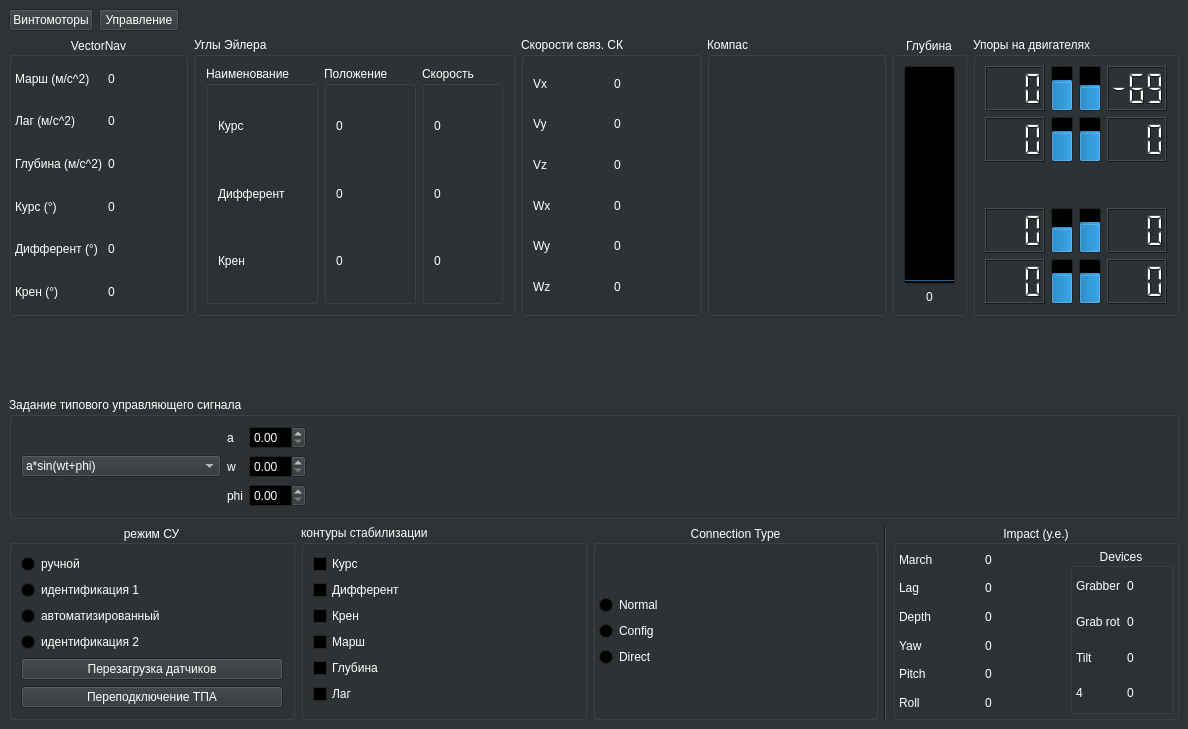
Above: mainwindow.ui from hidronautics/UV_control_box before the change. Below: the same form after it.
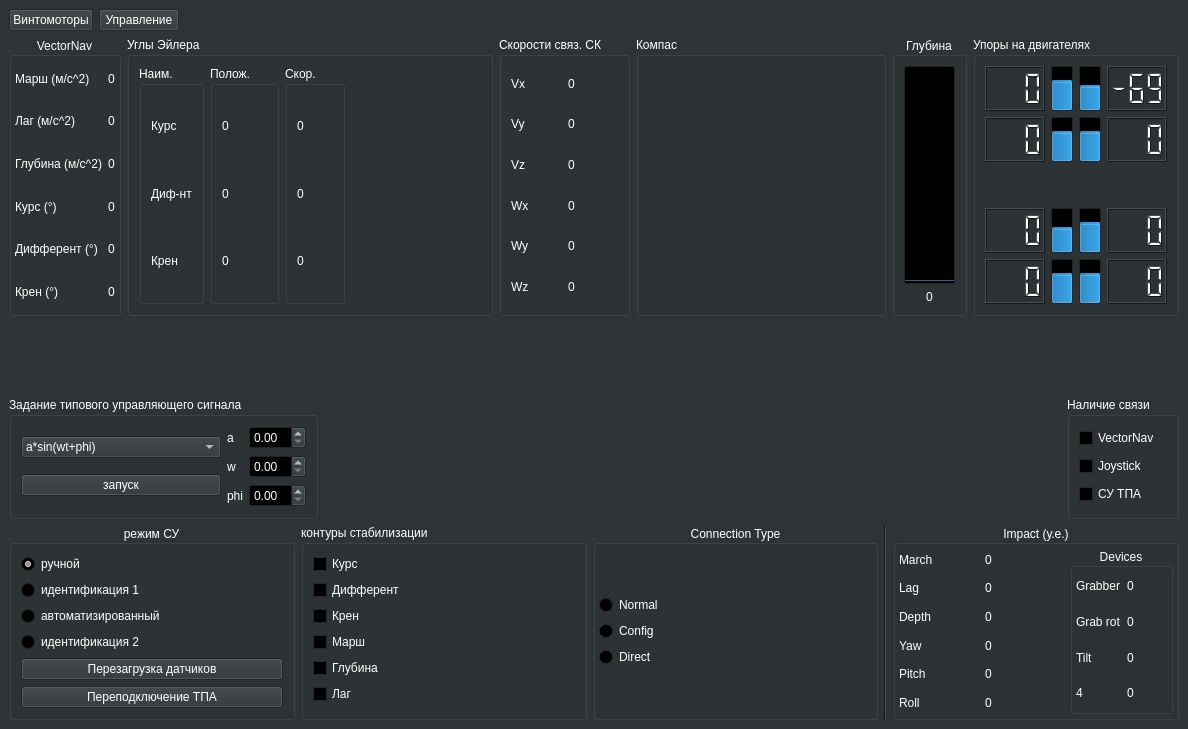
That is the form after the change. Custom widgets are drawn as their Qt base class.

```diff
--- a/mainwindow.ui
+++ b/mainwindow.ui
@@ -615,7 +615,7 @@
          <item row="0" column="2">
           <widget class="QGroupBox" name="groupBox_8">
            <property name="title">
-            <string>Скорость</string>
+            <string>Скор.</string>
            </property>
            <layout class="QVBoxLayout" name="verticalLayout_15">
             <item>
@@ -645,7 +645,7 @@
          <item row="0" column="0">
           <widget class="QGroupBox" name="groupBox_2">
            <property name="title">
-            <string>Наименование</string>
+            <string>Наим.</string>
            </property>
            <layout class="QVBoxLayout" name="verticalLayout_13">
             <item>
@@ -658,7 +658,7 @@
             <item>
              <widget class="QLabel" name="label_17">
               <property name="text">
-               <string>Дифферент</string>
+               <string>Диф-нт</string>
               </property>
              </widget>
             </item>
@@ -675,7 +675,7 @@
          <item row="0" column="1">
           <widget class="QGroupBox" name="groupBox_5">
            <property name="title">
-            <string>Положение</string>
+            <string>Полож.</string>
            </property>
            <layout class="QVBoxLayout" name="verticalLayout_14">
             <item>
@@ -702,6 +702,19 @@
            </layout>
           </widget>
          </item>
+         <item row="0" column="3">
+          <spacer name="horizontalSpacer_2">
+           <property name="orientation">
+            <enum>Qt::Horizontal</enum>
+           </property>
+           <property name="sizeHint" stdset="0">
+            <size>
+             <width>40</width>
+             <height>20</height>
+            </size>
+           </property>
+          </spacer>
+         </item>
         </layout>
        </widget>
       </item>
@@ -808,6 +821,12 @@
       </item>
       <item>
        <widget class="QGroupBox" name="groupBox_11">
+        <property name="minimumSize">
+         <size>
+          <width>250</width>
+          <height>0</height>
+         </size>
+        </property>
         <property name="title">
          <string>Компас</string>
         </property>
@@ -1349,6 +1368,8 @@
      </spacer>
     </item>
     <item>
+     <layout class="QHBoxLayout" name="horizontalLayout_5">
+      <item>
      <widget class="QGroupBox" name="groupBox_14">
       <property name="title">
        <string>Задание типового управляющего сигнала</string>
@@ -1357,6 +1378,8 @@
        <item row="0" column="0">
         <layout class="QHBoxLayout" name="horizontalLayout_3">
          <item>
+            <layout class="QVBoxLayout" name="verticalLayout_23">
+             <item>
           <widget class="QComboBox" name="comboBox">
            <property name="minimumSize">
             <size>
@@ -1377,6 +1400,15 @@
           </widget>
          </item>
          <item>
+              <widget class="QPushButton" name="pushButton">
+               <property name="text">
+                <string>запуск</string>
+               </property>
+              </widget>
+             </item>
+            </layout>
+           </item>
+           <item>
           <layout class="QVBoxLayout" name="verticalLayout_19">
            <item>
             <widget class="QLabel" name="label_35">
@@ -1416,8 +1448,11 @@
          </item>
         </layout>
        </item>
-       <item row="0" column="1">
-        <spacer name="horizontalSpacer_2">
+        </layout>
+       </widget>
+      </item>
+      <item>
+       <spacer name="horizontalSpacer_3">
          <property name="orientation">
           <enum>Qt::Horizontal</enum>
          </property>
@@ -1429,8 +1464,41 @@
          </property>
         </spacer>
        </item>
-      </layout>
-     </widget>
+      <item>
+       <widget class="QGroupBox" name="groupBox_15">
+        <property name="title">
+         <string>Наличие связи</string>
+        </property>
+        <layout class="QHBoxLayout" name="horizontalLayout_10">
+         <item>
+          <layout class="QVBoxLayout" name="verticalLayout_21">
+           <item>
+            <widget class="QCheckBox" name="checkBox_3">
+             <property name="text">
+              <string>VectorNav</string>
+             </property>
+            </widget>
+           </item>
+           <item>
+            <widget class="QCheckBox" name="checkBox_4">
+             <property name="text">
+              <string>Joystick</string>
+             </property>
+            </widget>
+           </item>
+           <item>
+            <widget class="QCheckBox" name="checkBox_5">
+             <property name="text">
+              <string>СУ ТПА</string>
+             </property>
+            </widget>
+           </item>
+          </layout>
+         </item>
+        </layout>
+       </widget>
+      </item>
+     </layout>
     </item>
     <item>
      <layout class="QHBoxLayout" name="horizontalLayout_6">
@@ -1453,6 +1521,12 @@
              <property name="text">
               <string>ручной</string>
              </property>
+             <property name="checkable">
+              <bool>true</bool>
+             </property>
+             <property name="checked">
+              <bool>true</bool>
+             </property>
             </widget>
            </item>
            <item>
```
Lines whose indentation alone changed are shown as unchanged.
